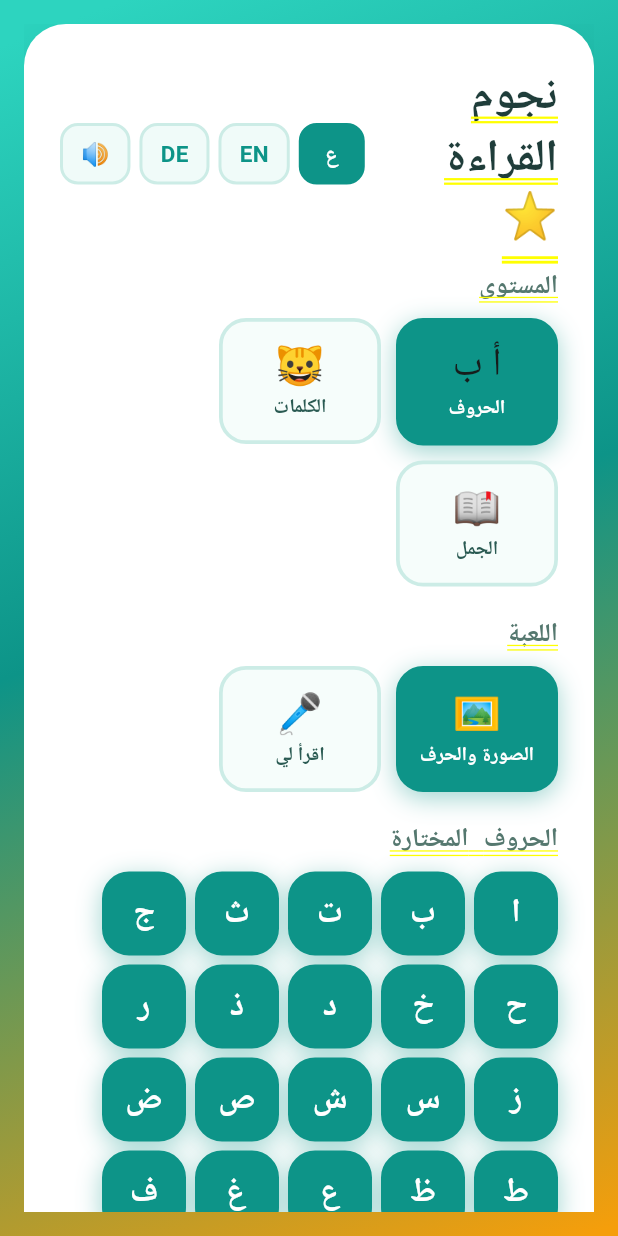
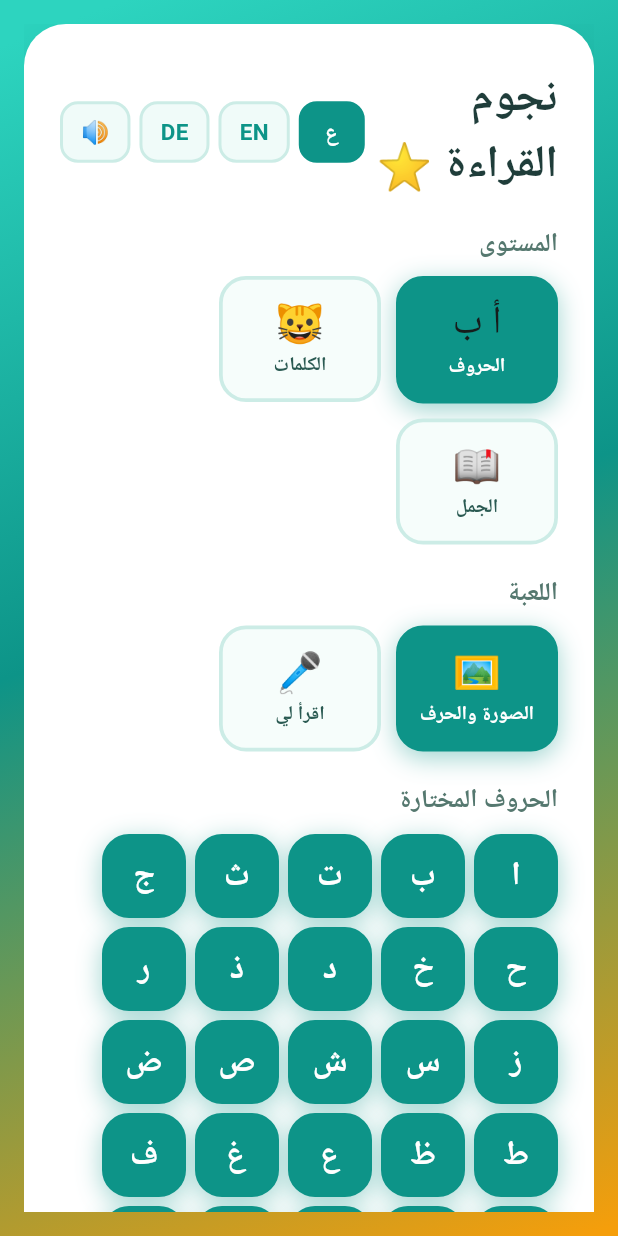
Before and after one commit to SalahuddinAsh/learnarabic, a Flutter app: the screen it shows after launch, on a phone screen of 412 x 824 dp. Run offline on Flutter 3.47's test engine with Material 3 defaults, Android fonts, the phone set to English and light mode, and no system bars; our stand-ins replace audioplayers, shared_preferences.

Commit message:
refactor: wrap app root in scaffold and reformat widget constructors for readability

```diff
--- a/lib/main.dart
+++ b/lib/main.dart
@@ -32,7 +32,7 @@ class ReadingStarsApp extends StatelessWidget {
         title: "Reading Stars",
         debugShowCheckedModeBanner: false,
         theme: buildAppTheme(),
-        home: const AppRoot(),
+        home: Scaffold(body: const AppRoot()),
       ),
     );
   }
@@ -54,7 +54,9 @@ class _AppRootState extends State<AppRoot> {
   AppScreen _screen = AppScreen.setup;
   QuizController? _quizController;
   GameController? _gameController;
-  late final SoundService _sound = SoundService(context.read<SettingsController>());
+  late final SoundService _sound = SoundService(
+    context.read<SettingsController>(),
+  );
 
   void _startQuiz() {
     _quizController?.dispose();
@@ -113,7 +115,11 @@ class _AppRootState extends State<AppRoot> {
       case AppScreen.setup:
         return SetupScreen(onStart: _startQuiz);
       case AppScreen.quiz:
-        return QuizScreen(quiz: _quizController!, onQuit: _quitQuiz, onFinished: _onQuizFinished);
+        return QuizScreen(
+          quiz: _quizController!,
+          onQuit: _quitQuiz,
+          onFinished: _onQuizFinished,
+        );
       case AppScreen.results:
         return ResultsScreen(
           settings: _quizController!.settings,
```
